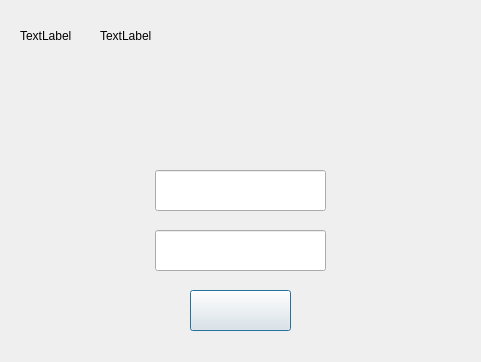
This is BooKeeping/logindialog.ui in GrimmStory/BooKeeping as Qt 5 draws it before an edit. The edited form follows.
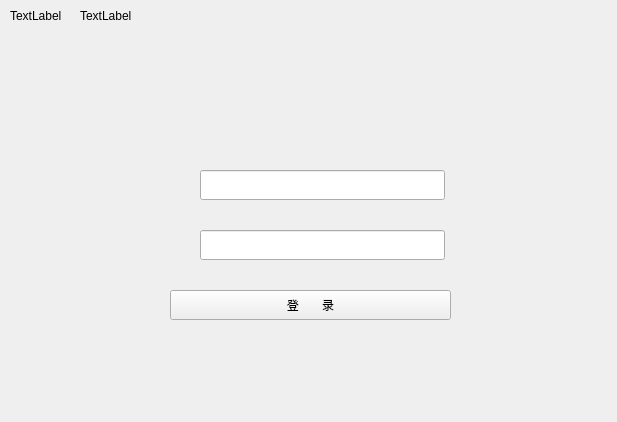
This is the edited form. Icons and pictures are not drawn.

Diff of the .ui file:
```diff
--- a/BooKeeping/logindialog.ui
+++ b/BooKeeping/logindialog.ui
@@ -6,40 +6,43 @@
    <rect>
     <x>0</x>
     <y>0</y>
-    <width>481</width>
-    <height>362</height>
+    <width>617</width>
+    <height>422</height>
    </rect>
   </property>
   <property name="windowTitle">
    <string>Dialog</string>
   </property>
-  <widget class="QWidget" name="widgetGround" native="true">
+  <widget class="QWidget" name="widgetBackGround" native="true">
    <property name="geometry">
     <rect>
-     <x>10</x>
-     <y>10</y>
-     <width>461</width>
-     <height>341</height>
+     <x>0</x>
+     <y>0</y>
+     <width>614</width>
+     <height>421</height>
     </rect>
    </property>
-   <widget class="QLabel" name="labelTitle">
+   <widget class="QPushButton" name="pushButtonClose">
     <property name="geometry">
      <rect>
-      <x>10</x>
+      <x>590</x>
       <y>10</y>
-      <width>61</width>
-      <height>31</height>
+      <width>15</width>
+      <height>15</height>
      </rect>
     </property>
     <property name="text">
-     <string>TextLabel</string>
+     <string/>
+    </property>
+    <property name="flat">
+     <bool>true</bool>
     </property>
    </widget>
    <widget class="QLabel" name="labelVersion">
     <property name="geometry">
      <rect>
-      <x>90</x>
-      <y>10</y>
+      <x>80</x>
+      <y>0</y>
       <width>61</width>
       <height>31</height>
      </rect>
@@ -48,23 +51,93 @@
      <string>TextLabel</string>
     </property>
    </widget>
+   <widget class="QLabel" name="labelTitle">
+    <property name="geometry">
+     <rect>
+      <x>10</x>
+      <y>0</y>
+      <width>61</width>
+      <height>31</height>
+     </rect>
+    </property>
+    <property name="text">
+     <string>TextLabel</string>
+    </property>
+   </widget>
+   <widget class="QWidget" name="widgetImel" native="true">
+    <property name="geometry">
+     <rect>
+      <x>0</x>
+      <y>50</y>
+      <width>601</width>
+      <height>350</height>
+     </rect>
+    </property>
+    <widget class="QLabel" name="labeHead">
+     <property name="geometry">
+      <rect>
+       <x>200</x>
+       <y>30</y>
+       <width>200</width>
+       <height>200</height>
+      </rect>
+     </property>
+     <property name="text">
+      <string/>
+     </property>
+    </widget>
+    <widget class="QLabel" name="labelChangeName">
+     <property name="geometry">
+      <rect>
+       <x>240</x>
+       <y>260</y>
+       <width>121</width>
+       <height>31</height>
+      </rect>
+     </property>
+     <property name="text">
+      <string/>
+     </property>
+     <property name="alignment">
+      <set>Qt::AlignCenter</set>
+     </property>
+    </widget>
+   </widget>
+   <widget class="QWidget" name="widgetPass" native="true">
+    <property name="geometry">
+     <rect>
+      <x>5</x>
+      <y>50</y>
+      <width>601</width>
+      <height>350</height>
+     </rect>
+    </property>
+    <widget class="QWidget" name="widgetGround" native="true">
+     <property name="geometry">
+      <rect>
+       <x>75</x>
+       <y>50</y>
+       <width>451</width>
+       <height>251</height>
+      </rect>
+     </property>
    <widget class="QLineEdit" name="lineEditUser">
     <property name="geometry">
      <rect>
-      <x>145</x>
-      <y>160</y>
-      <width>171</width>
-      <height>41</height>
+        <x>120</x>
+        <y>70</y>
+        <width>245</width>
+        <height>30</height>
      </rect>
     </property>
    </widget>
    <widget class="QLineEdit" name="lineEditPass">
     <property name="geometry">
      <rect>
-      <x>145</x>
-      <y>220</y>
-      <width>171</width>
-      <height>41</height>
+        <x>120</x>
+        <y>130</y>
+        <width>245</width>
+        <height>30</height>
      </rect>
     </property>
     <property name="echoMode">
@@ -74,64 +147,69 @@
    <widget class="QPushButton" name="pushButtonLogin">
     <property name="geometry">
      <rect>
-      <x>180</x>
-      <y>280</y>
-      <width>101</width>
-      <height>41</height>
+        <x>90</x>
+        <y>190</y>
+        <width>281</width>
+        <height>30</height>
      </rect>
     </property>
     <property name="text">
+       <string>登       录</string>
+      </property>
+     </widget>
+     <widget class="QLabel" name="labelName">
+      <property name="geometry">
+       <rect>
+        <x>95</x>
+        <y>70</y>
+        <width>21</width>
+        <height>30</height>
+       </rect>
+      </property>
+      <property name="text">
      <string/>
     </property>
+      <property name="pixmap">
+       <pixmap resource="bookkeeping.qrc">:/images/images/name.png</pixmap>
+      </property>
+     </widget>
+     <widget class="QLabel" name="labelPass">
+      <property name="geometry">
+       <rect>
+        <x>95</x>
+        <y>130</y>
+        <width>21</width>
+        <height>30</height>
+       </rect>
+      </property>
+      <property name="text">
+       <string/>
+      </property>
+      <property name="pixmap">
+       <pixmap resource="bookkeeping.qrc">:/images/images/pass.png</pixmap>
+      </property>
+     </widget>
    </widget>
    <widget class="QLabel" name="labelLittelHead">
     <property name="geometry">
      <rect>
-      <x>180</x>
-      <y>40</y>
+       <x>250</x>
+       <y>0</y>
       <width>100</width>
       <height>100</height>
      </rect>
     </property>
    </widget>
-   <widget class="QLabel" name="labeHead">
-    <property name="geometry">
-     <rect>
-      <x>145</x>
-      <y>70</y>
-      <width>171</width>
-      <height>161</height>
-     </rect>
-    </property>
    </widget>
-   <widget class="QPushButton" name="pushButtonClose">
-    <property name="geometry">
-     <rect>
-      <x>439</x>
-      <y>2</y>
-      <width>16</width>
-      <height>16</height>
-     </rect>
-    </property>
-    <property name="text">
-     <string/>
-    </property>
-    <property name="flat">
-     <bool>true</bool>
-    </property>
-   </widget>
-   <widget class="QLabel" name="labelChangeName">
-    <property name="geometry">
-     <rect>
-      <x>190</x>
-      <y>260</y>
-      <width>81</width>
-      <height>31</height>
-     </rect>
-    </property>
-   </widget>
-  </widget>
- </widget>
- <resources/>
+   <zorder>widgetPass</zorder>
+   <zorder>pushButtonClose</zorder>
+   <zorder>labelVersion</zorder>
+   <zorder>labelTitle</zorder>
+   <zorder>widgetImel</zorder>
+  </widget>
+ </widget>
+ <resources>
+  <include location="bookkeeping.qrc"/>
+ </resources>
  <connections/>
 </ui>
```
Lines whose indentation alone changed are shown as unchanged.
